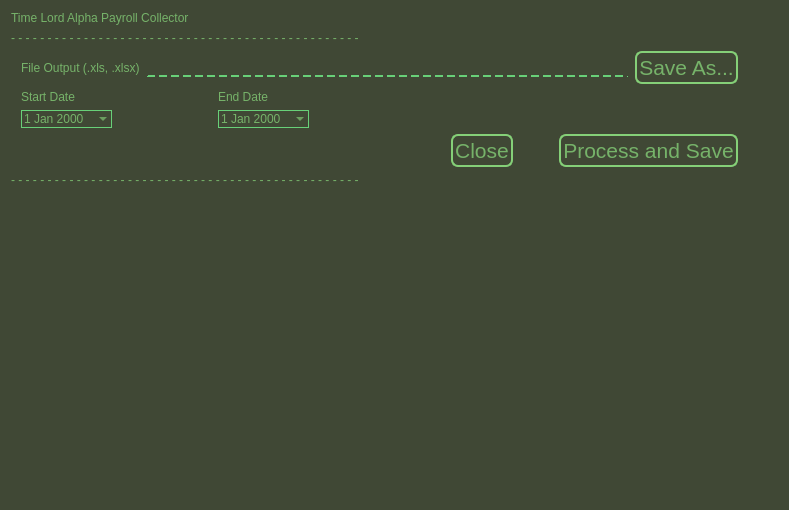
Qt form Python/Utilities/time_lord/ui/time_lord_alpha_payroll_collector.ui (SleepDeprivedVFX/t_sheets_listener) before a commit.
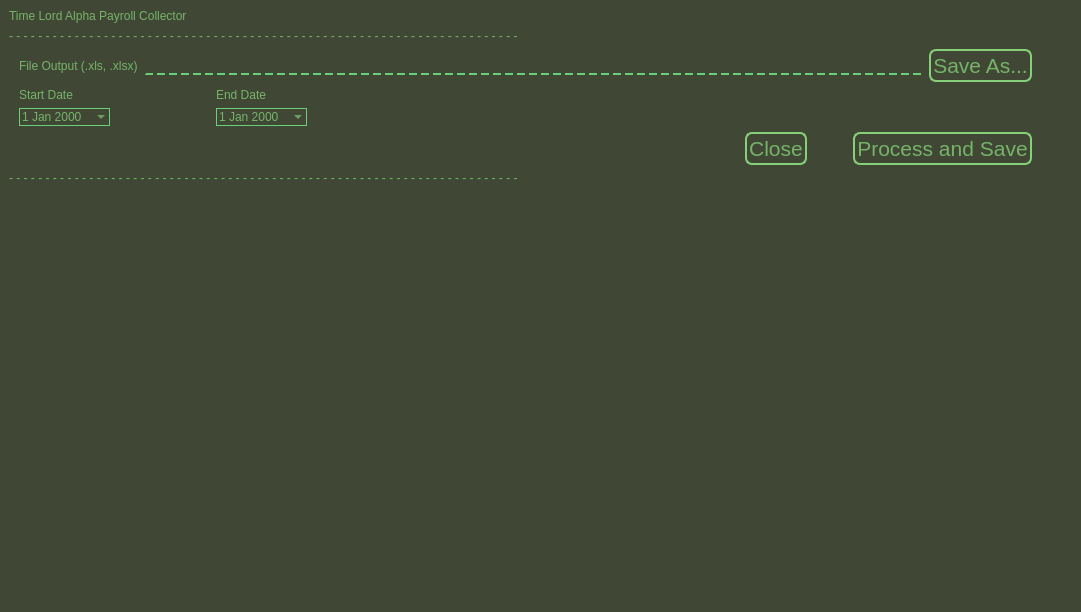
The same form after that commit. Icons and pictures are not drawn.

Patch:
```diff
--- a/Python/Utilities/time_lord/ui/time_lord_alpha_payroll_collector.ui
+++ b/Python/Utilities/time_lord/ui/time_lord_alpha_payroll_collector.ui
@@ -2,29 +2,53 @@
 <ui version="4.0">
  <class>QuickPayroll</class>
  <widget class="QWidget" name="QuickPayroll">
+  <property name="windowTitle">
+   <string>Time Lord Alpha Payroll Collector</string>
+  </property>
+  <property name="autoFillBackground">
+   <bool>false</bool>
+  </property>
+  <property name="styleSheet">
+   <string notr="true">background-color: rgb(64, 72, 53);
+color: rgba(133, 208, 120, 200);
+font: 75 16pt &quot;System&quot;;</string>
+  </property>
+  <widget class="QFrame" name="frame">
   <property name="geometry">
    <rect>
     <x>0</x>
     <y>0</y>
-    <width>789</width>
-    <height>510</height>
+     <width>1081</width>
+     <height>612</height>
    </rect>
   </property>
   <property name="minimumSize">
    <size>
-    <width>789</width>
-    <height>510</height>
-   </size>
-  </property>
-  <property name="windowTitle">
-   <string>Time Lord Alpha Payroll Collector</string>
+     <width>1081</width>
+     <height>612</height>
+    </size>
+   </property>
+   <property name="maximumSize">
+    <size>
+     <width>1081</width>
+     <height>612</height>
+    </size>
   </property>
   <property name="styleSheet">
-   <string notr="true">border-image: url(:/elements/elements/Alpha_Monitor_background_drk.png) 0 0 0 0 stretch stretch;
-background-color: rgb(64, 72, 53);
-color: rgba(133, 208, 120, 200);
-font: 75 16pt &quot;System&quot;;</string>
-  </property>
+    <string notr="true">QFrame {
+	image: url(:/elements/elements/Alpha_Monitor_background_drk.png);
+	
+	border-color: rgb(0, 0, 0);
+}</string>
+   </property>
+   <property name="frameShape">
+    <enum>QFrame::NoFrame</enum>
+   </property>
+   <property name="frameShadow">
+    <enum>QFrame::Raised</enum>
+   </property>
+   <layout class="QVBoxLayout" name="verticalLayout_4">
+    <item>
   <layout class="QVBoxLayout" name="verticalLayout_3">
    <item>
     <widget class="QLabel" name="main_title">
@@ -46,7 +70,7 @@
 border-image: url(:/elements/elements/pixel.png);</string>
      </property>
      <property name="text">
-      <string>- - - - - - - - - - - - - - - - - - - - - - - - - - - - - - - - - - - - - - - - - - - - - - - - </string>
+         <string>- - - - - - - - - - - - - - - - - - - - - - - - - - - - - - - - - - - - - - - - - - - - - - - - - - - - - - - - - - - - - - - - - - - - - -</string>
      </property>
     </widget>
    </item>
@@ -384,7 +408,7 @@
 border-image: url(:/bg/pixel.png);</string>
      </property>
      <property name="text">
-      <string>- - - - - - - - - - - - - - - - - - - - - - - - - - - - - - - - - - - - - - - - - - - - - - - - </string>
+         <string>- - - - - - - - - - - - - - - - - - - - - - - - - - - - - - - - - - - - - - - - - - - - - - - - - - - - - - - - - - - - - - - - - - - - - -</string>
      </property>
     </widget>
    </item>
@@ -440,6 +464,22 @@
     </widget>
    </item>
   </layout>
+    </item>
+   </layout>
+  </widget>
+  <zorder>frame</zorder>
+  <zorder>file_output_btn</zorder>
+  <zorder>file_output</zorder>
+  <zorder>start_date_label</zorder>
+  <zorder>start_date</zorder>
+  <zorder>end_date_label</zorder>
+  <zorder>end_date</zorder>
+  <zorder>process_btn</zorder>
+  <zorder>cancel_btn</zorder>
+  <zorder>file_output_label</zorder>
+  <zorder>horizontalSpacer_2</zorder>
+  <zorder>horizontalSpacer_3</zorder>
+  <zorder>horizontalSpacer_4</zorder>
  </widget>
  <resources>
   <include location="resources/alpha_monitor_resources.qrc"/>
```
Left out of the diff: 31 changed lines with no effect on the pictures. Lines whose indentation alone changed are shown as unchanged.
